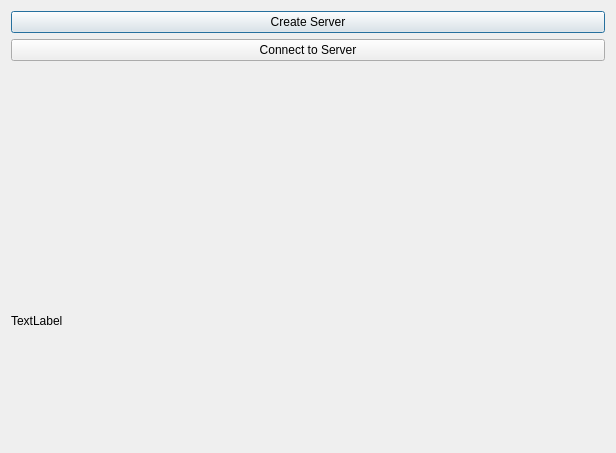
Qt form dialog.ui (yiwenlu66/QGomoku) before a commit.
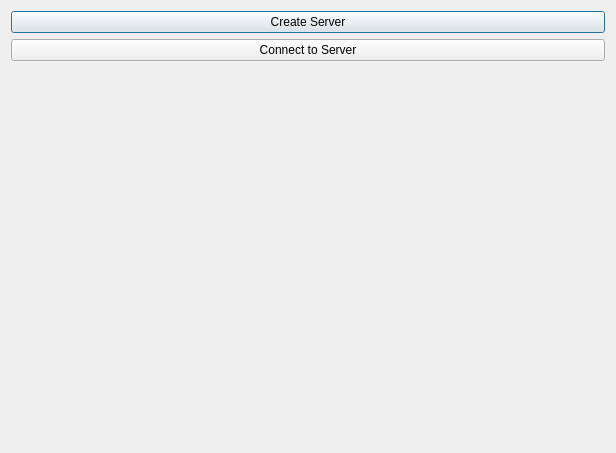
The same form after that commit.

Commit message: set "it's your turn" text in main dialog

```diff
--- a/dialog.ui
+++ b/dialog.ui
@@ -72,7 +72,7 @@
      <item>
       <widget class="QLabel" name="label_turn">
        <property name="text">
-        <string>TextLabel</string>
+        <string/>
        </property>
       </widget>
      </item>
```
The commit also changes 2 other files.
